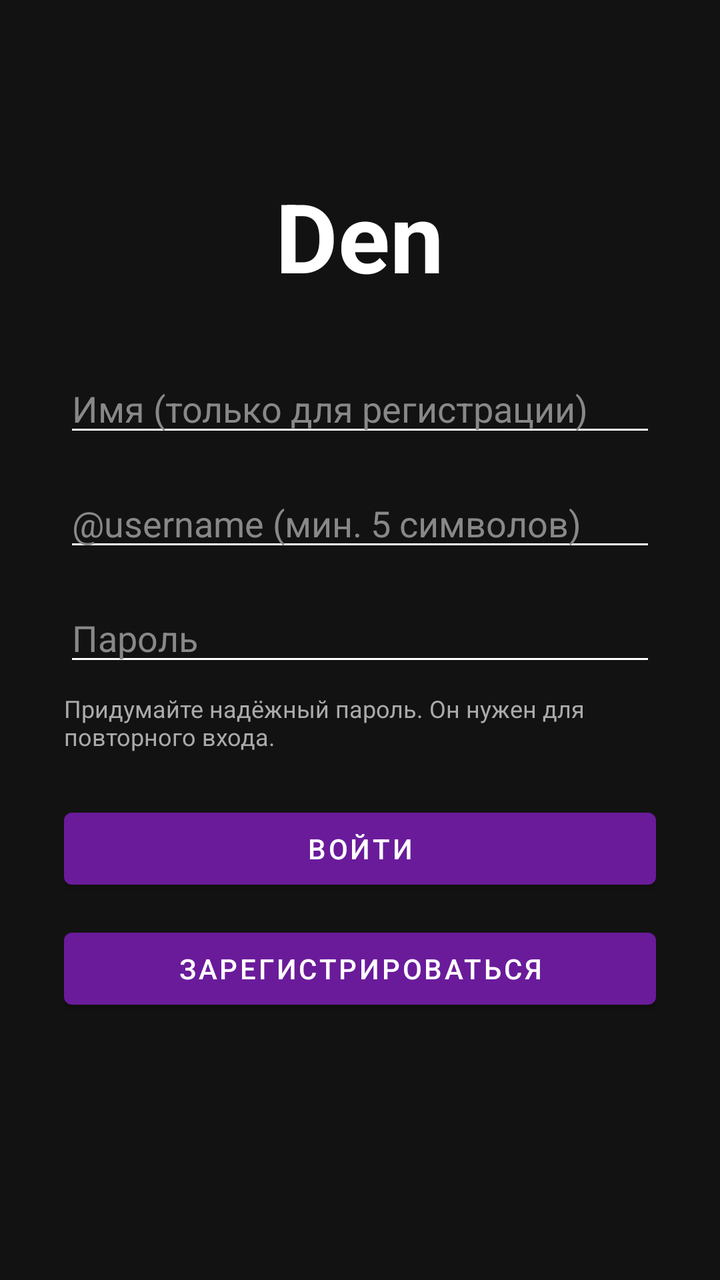
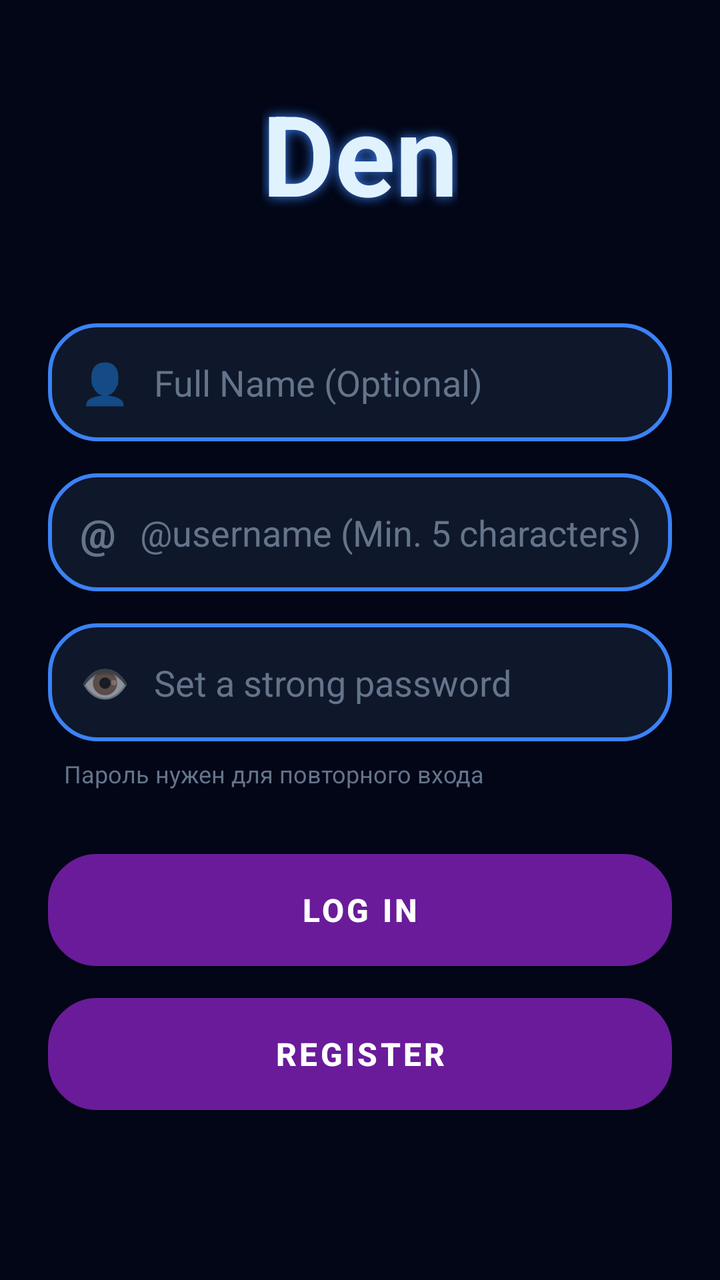

An Android layout rendered at two revisions. The XML below is the earlier revision; the diff shows what the commit changed to produce the second picture.
<!-- AndroidManifest.xml: application theme Theme.TicTacToe -->
<!-- res/layout/activity_main.xml -->
<?xml version="1.0" encoding="utf-8"?>
<LinearLayout xmlns:android="http://schemas.android.com/apk/res/android"
    android:layout_width="match_parent"
    android:layout_height="match_parent"
    android:orientation="vertical"
    android:gravity="center"
    android:padding="32dp"
    android:background="#121212">

    <TextView
        android:layout_width="wrap_content"
        android:layout_height="wrap_content"
        android:text="Den"
        android:textColor="#FFFFFF"
        android:textSize="48sp"
        android:textStyle="bold"
        android:layout_marginBottom="32dp"/>

    <EditText
        android:id="@+id/etName"
        android:layout_width="match_parent"
        android:layout_height="wrap_content"
        android:hint="Имя (только для регистрации)"
        android:inputType="textPersonName"
        android:textColorHint="#888888"
        android:textColor="#FFFFFF"
        android:backgroundTint="#FFFFFF"
        android:layout_marginBottom="16dp"/>

    <EditText
        android:id="@+id/etUsername"
        android:layout_width="match_parent"
        android:layout_height="wrap_content"
        android:hint="@username (мин. 5 символов)"
        android:inputType="text"
        android:textColorHint="#888888"
        android:textColor="#FFFFFF"
        android:backgroundTint="#FFFFFF"
        android:layout_marginBottom="16dp"/>

    <EditText
        android:id="@+id/etPassword"
        android:layout_width="match_parent"
        android:layout_height="wrap_content"
        android:hint="Пароль"
        android:inputType="textPassword"
        android:textColorHint="#888888"
        android:textColor="#FFFFFF"
        android:backgroundTint="#FFFFFF"
        android:layout_marginBottom="8dp"/>

    
    <TextView
        android:layout_width="match_parent"
        android:layout_height="wrap_content"
        android:text="Придумайте надёжный пароль. Он нужен для повторного входа."
        android:textColor="#AAAAAA"
        android:textSize="12sp"
        android:layout_marginBottom="24dp"/>

    <Button
        android:id="@+id/btnLogin"
        android:layout_width="match_parent"
        android:layout_height="wrap_content"
        android:text="Войти"
        android:layout_marginBottom="12dp"/>

    <Button
        android:id="@+id/btnRegister"
        android:layout_width="match_parent"
        android:layout_height="wrap_content"
        android:text="Зарегистрироваться"/>

    <TextView
        android:id="@+id/tvStatus"
        android:layout_width="wrap_content"
        android:layout_height="wrap_content"
        android:textColor="#4CAF50"
        android:textSize="16sp"
        android:layout_marginTop="24dp"/>

</LinearLayout>
<!-- resources referenced by this layout -->
<resources>
  <style name="Theme.TicTacToe" parent="Theme.MaterialComponents.DayNight.NoActionBar">
          <item name="colorPrimary">#6A1B9A</item>
          <item name="colorPrimaryVariant">#4A148C</item>
          <item name="colorOnPrimary">#FFFFFF</item>
          <item name="android:statusBarColor">#0F0F1A</item>
          <item name="android:windowBackground">#0F0F1A</item>
      </style>
</resources>

<!-- the commit's change to res/layout/activity_main.xml (unified diff, before → after) -->
@@ -1,82 +1,151 @@
 <?xml version="1.0" encoding="utf-8"?>
-<LinearLayout xmlns:android="http://schemas.android.com/apk/res/android"
+<ScrollView xmlns:android="http://schemas.android.com/apk/res/android"
     android:layout_width="match_parent"
     android:layout_height="match_parent"
-    android:orientation="vertical"
-    android:gravity="center"
-    android:padding="32dp"
-    android:background="#121212">
+    android:background="#020617"
+    android:fillViewport="true">
 
-    <TextView
-        android:layout_width="wrap_content"
-        android:layout_height="wrap_content"
-        android:text="Den"
-        android:textColor="#FFFFFF"
-        android:textSize="48sp"
-        android:textStyle="bold"
-        android:layout_marginBottom="32dp"/>
-
-    <EditText
-        android:id="@+id/etName"
+    <LinearLayout
         android:layout_width="match_parent"
         android:layout_height="wrap_content"
-        android:hint="Имя (только для регистрации)"
-        android:inputType="textPersonName"
-        android:textColorHint="#888888"
-        android:textColor="#FFFFFF"
-        android:backgroundTint="#FFFFFF"
-        android:layout_marginBottom="16dp"/>
+        android:orientation="vertical"
+        android:gravity="center"
+        android:padding="24dp">
 
-    <EditText
-        android:id="@+id/etUsername"
-        android:layout_width="match_parent"
-        android:layout_height="wrap_content"
-        android:hint="@username (мин. 5 символов)"
-        android:inputType="text"
-        android:textColorHint="#888888"
-        android:textColor="#FFFFFF"
-        android:backgroundTint="#FFFFFF"
-        android:layout_marginBottom="16dp"/>
+        <TextView
+            android:layout_width="wrap_content"
+            android:layout_height="wrap_content"
+            android:text="Den"
+            android:textColor="#E0F2FE"
+            android:textSize="56sp"
+            android:textStyle="bold"
+            android:shadowColor="#3B82F6"
+            android:shadowDx="0"
+            android:shadowDy="0"
+            android:shadowRadius="15"
+            android:layout_marginBottom="48dp"/>
 
-    <EditText
-        android:id="@+id/etPassword"
-        android:layout_width="match_parent"
-        android:layout_height="wrap_content"
-        android:hint="Пароль"
-        android:inputType="textPassword"
-        android:textColorHint="#888888"
-        android:textColor="#FFFFFF"
-        android:backgroundTint="#FFFFFF"
-        android:layout_marginBottom="8dp"/>
+        
+        <LinearLayout
+            android:layout_width="match_parent"
+            android:layout_height="wrap_content"
+            android:background="@drawable/edit_text_bg"
+            android:orientation="horizontal"
+            android:gravity="center_vertical"
+            android:layout_marginBottom="16dp">
 
-    
-    <TextView
-        android:layout_width="match_parent"
-        android:layout_height="wrap_content"
-        android:text="Придумайте надёжный пароль. Он нужен для повторного входа."
-        android:textColor="#AAAAAA"
-        android:textSize="12sp"
-        android:layout_marginBottom="24dp"/>
+            <TextView
+                android:layout_width="wrap_content"
+                android:layout_height="wrap_content"
+                android:text="👤"
+                android:textSize="20sp"
+                android:layout_marginEnd="12dp"/>
 
-    <Button
-        android:id="@+id/btnLogin"
-        android:layout_width="match_parent"
-        android:layout_height="wrap_content"
-        android:text="Войти"
-        android:layout_marginBottom="12dp"/>
+            <EditText
+                android:id="@+id/etName"
+                android:layout_width="match_parent"
+                android:layout_height="wrap_content"
+                android:hint="Full Name (Optional)"
+                android:inputType="textPersonName"
+                android:textColorHint="#64748B"
+                android:textColor="#F8FAFC"
+                android:background="@android:color/transparent"/>
+        </LinearLayout>
 
-    <Button
-        android:id="@+id/btnRegister"
-        android:layout_width="match_parent"
-        android:layout_height="wrap_content"
-        android:text="Зарегистрироваться"/>
+        
+        <LinearLayout
+            android:layout_width="match_parent"
+            android:layout_height="wrap_content"
+            android:background="@drawable/edit_text_bg"
+            android:orientation="horizontal"
+            android:gravity="center_vertical"
+            android:layout_marginBottom="16dp">
 
-    <TextView
-        android:id="@+id/tvStatus"
-        android:layout_width="wrap_content"
-        android:layout_height="wrap_content"
-        android:textColor="#4CAF50"
-        android:textSize="16sp"
-        android:layout_marginTop="24dp"/>
+            <TextView
+                android:layout_width="wrap_content"
+                android:layout_height="wrap_content"
+                android:text="@"
+                android:textColor="#64748B"
+                android:textSize="20sp"
+                android:textStyle="bold"
+                android:layout_marginEnd="12dp"/>
 
-</LinearLayout>
+            <EditText
+                android:id="@+id/etUsername"
+                android:layout_width="match_parent"
+                android:layout_height="wrap_content"
+                android:hint="@username (Min. 5 characters)"
+                android:inputType="text"
+                android:textColorHint="#64748B"
+                android:textColor="#F8FAFC"
+                android:background="@android:color/transparent"/>
+        </LinearLayout>
+
+        
+        <LinearLayout
+            android:layout_width="match_parent"
+            android:layout_height="wrap_content"
+            android:background="@drawable/edit_text_bg"
+            android:orientation="horizontal"
+            android:gravity="center_vertical"
+            android:layout_marginBottom="8dp">
+
+            <TextView
+                android:layout_width="wrap_content"
+                android:layout_height="wrap_content"
+                android:text="👁"
+                android:textSize="20sp"
+                android:layout_marginEnd="12dp"/>
+
+            <EditText
+                android:id="@+id/etPassword"
+                android:layout_width="match_parent"
+                android:layout_height="wrap_content"
+                android:hint="Set a strong password"
+                android:inputType="textPassword"
+                android:textColorHint="#64748B"
+                android:textColor="#F8FAFC"
+                android:background="@android:color/transparent"/>
+        </LinearLayout>
+
+        <TextView
+            android:layout_width="match_parent"
+            android:layout_height="wrap_content"
+            android:text="Пароль нужен для повторного входа"
+            android:textColor="#64748B"
+            android:textSize="12sp"
+            android:layout_marginBottom="32dp"
+            android:paddingStart="8dp"/>
+
+        
+        <Button
+            android:id="@+id/btnLogin"
+            android:layout_width="match_parent"
+            android:layout_height="56dp"
+            android:text="LOG IN"
+            android:textColor="#FFFFFF"
+            android:textSize="16sp"
+            android:textStyle="bold"
+            android:background="@drawable/button_bg"
+            android:layout_marginBottom="16dp"/>
+
+        <Button
+            android:id="@+id/btnRegister"
+            android:layout_width="match_parent"
+            android:layout_height="56dp"
+            android:text="REGISTER"
+            android:textColor="#FFFFFF"
+            android:textSize="16sp"
+            android:textStyle="bold"
+            android:background="@drawable/button_bg"/>
+
+        <TextView
+            android:id="@+id/tvStatus"
+            android:layout_width="wrap_content"
+            android:layout_height="wrap_content"
+            android:textColor="#4ADE80"
+            android:textSize="16sp"
+            android:layout_marginTop="24dp"/>
+
+    </LinearLayout>
+</ScrollView>
<!-- resource entries referenced after the edit -->
@@ -1,5 +1,23 @@
 <!-- resources referenced by this layout -->
 <resources>
+  <!-- drawable button_bg (drawable) -->
+  <?xml version="1.0" encoding="utf-8"?>
+  <shape xmlns:android="http://schemas.android.com/apk/res/android">
+      <gradient
+          android:startColor="#1E3A8A"
+          android:endColor="#3B82F6"
+          android:angle="90" />
+      <corners android:radius="24dp" />
+      <stroke android:width="1dp" android:color="#60A5FA" />
+  </shape>
+  <!-- drawable edit_text_bg (drawable) -->
+  <?xml version="1.0" encoding="utf-8"?>
+  <shape xmlns:android="http://schemas.android.com/apk/res/android">
+      <solid android:color="#0F172A" /> 
+      <corners android:radius="24dp" />
+      <stroke android:width="2dp" android:color="#3B82F6" /> 
+      <padding android:left="16dp" android:top="16dp" android:right="16dp" android:bottom="16dp" />
+  </shape>
   <style name="Theme.TicTacToe" parent="Theme.MaterialComponents.DayNight.NoActionBar">
           <item name="colorPrimary">#6A1B9A</item>
           <item name="colorPrimaryVariant">#4A148C</item>
